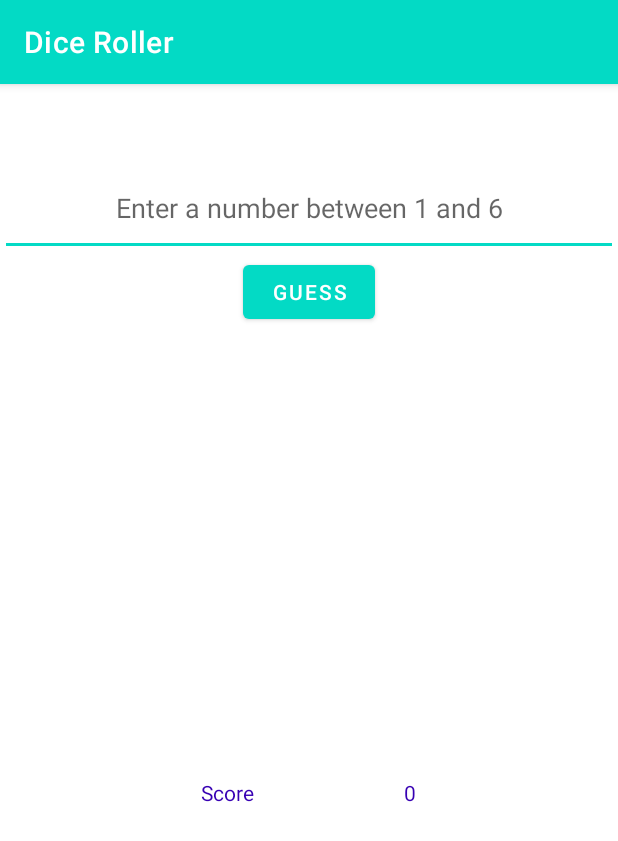
After one commit to pgmpofu/dice_roller, an Android app: the GuessByText screen opened directly, with no data from a screen before it, on a phone screen of 412 x 824 dp. The commit adds this screen. Shown: the top 841 px of the screen. Run offline under Robolectric (Android 15) with nearby library versions, the phone set to English and light mode, and no system bars.

Commit message:
Allow user to type their guess in and keep score

```diff
--- a/app/src/main/AndroidManifest.xml
+++ b/app/src/main/AndroidManifest.xml
@@ -9,7 +9,9 @@
         android:roundIcon="@mipmap/ic_launcher_round"
         android:supportsRtl="true"
         android:theme="@style/Theme.DiceRoller">
-        <activity android:name=".MainActivity">
+        <activity android:name=".ui.GuessByVoice"></activity>
+        <activity android:name=".ui.GuessByText" />
+        <activity android:name=".ui.MainActivity">
             <intent-filter>
                 <action android:name="android.intent.action.MAIN" />
 
--- /dev/null
+++ b/app/src/main/res/layout/activity_guess_by_text.xml
@@ -0,0 +1,71 @@
+<?xml version="1.0" encoding="utf-8"?>
+<androidx.constraintlayout.widget.ConstraintLayout xmlns:android="http://schemas.android.com/apk/res/android"
+    xmlns:app="http://schemas.android.com/apk/res-auto"
+    xmlns:tools="http://schemas.android.com/tools"
+    android:layout_width="match_parent"
+    android:layout_height="match_parent"
+    tools:context=".ui.GuessByText">
+
+    <EditText
+        android:id="@+id/textInput"
+        android:layout_width="match_parent"
+        android:layout_height="wrap_content"
+        android:layout_marginTop="50dp"
+        android:hint="@string/enter_number"
+        android:inputType="number"
+        android:padding="20dp"
+        android:textAlignment="center"
+        app:layout_constraintEnd_toEndOf="parent"
+        app:layout_constraintStart_toStartOf="parent"
+        app:layout_constraintTop_toTopOf="parent" />
+
+    <Button
+        android:id="@+id/guessButton"
+        android:layout_width="wrap_content"
+        android:layout_height="wrap_content"
+        android:text="@string/guess"
+        app:layout_constraintEnd_toEndOf="@id/textInput"
+        app:layout_constraintStart_toStartOf="@id/textInput"
+        app:layout_constraintTop_toBottomOf="@id/textInput" />
+
+    <ImageView
+        android:id="@+id/diceImage"
+        android:layout_width="wrap_content"
+        android:layout_height="wrap_content"
+        android:layout_marginBottom="731dp"
+        app:srcCompat="@drawable/empty_dice"
+        app:layout_constraintTop_toBottomOf="@id/guessButton"
+        app:layout_constraintStart_toStartOf="@id/guessButton"
+        app:layout_constraintEnd_toEndOf="@id/guessButton" />
+
+    <LinearLayout
+        android:layout_width="match_parent"
+        android:layout_height="wrap_content"
+        android:orientation="horizontal"
+        app:layout_constraintTop_toBottomOf="@id/diceImage"
+        app:layout_constraintStart_toStartOf="@id/diceImage"
+        app:layout_constraintEnd_toEndOf="@id/diceImage"
+        android:textAlignment="center"
+        android:gravity="center">
+
+    <TextView
+        android:id="@+id/scoreTitle"
+        android:layout_width="wrap_content"
+        android:layout_height="wrap_content"
+        android:textColor="@color/purple_700"
+        android:text="@string/score"
+        android:textAlignment="center"
+        android:padding="50dp"/>
+
+        <TextView
+            android:id="@+id/scoreValue"
+            android:layout_width="wrap_content"
+            android:layout_height="wrap_content"
+            android:textColor="@color/purple_700"
+            android:text="@string/score_value"
+            android:textAlignment="center"
+            android:padding="50dp"/>
+
+    </LinearLayout>
+
+</androidx.constraintlayout.widget.ConstraintLayout>
--- a/app/src/main/res/values/strings.xml
+++ b/app/src/main/res/values/strings.xml
@@ -1,4 +1,10 @@
 <resources>
     <string name="app_name">Dice Roller</string>
     <string name="guess">Guess</string>
+    <string name="score">Score</string>
+    <string name="score_value">0</string>
+    <string name="title_guess_number">Guess The Number</string>
+    <string name="enter_number">Enter a number between 1 and 6</string>
+    <string name="incorrect_guess">"Your guess was incorrect"</string>
+    <string name="correct_guess">"Your guess was correct!!"</string>
 </resources>
```
Also changed, not shown: app/src/main/java/com/ai/diceroller/MainActivity.kt (deleted, +0 -58 lines), app/src/main/java/com/ai/diceroller/ui/GuessByText.kt (added, +63 -0 lines), app/src/main/java/com/ai/diceroller/ui/GuessByVoice.kt (added, +12 -0 lines), app/src/main/java/com/ai/diceroller/ui/MainActivity.kt (added, +27 -0 lines), app/src/main/res/layout/activity_guess_by_voice.xml (added, +9 -0 lines), app/src/main/res/layout/activity_main.xml (+27 -29 lines), app/src/main/res/drawable/edit.png (added).
